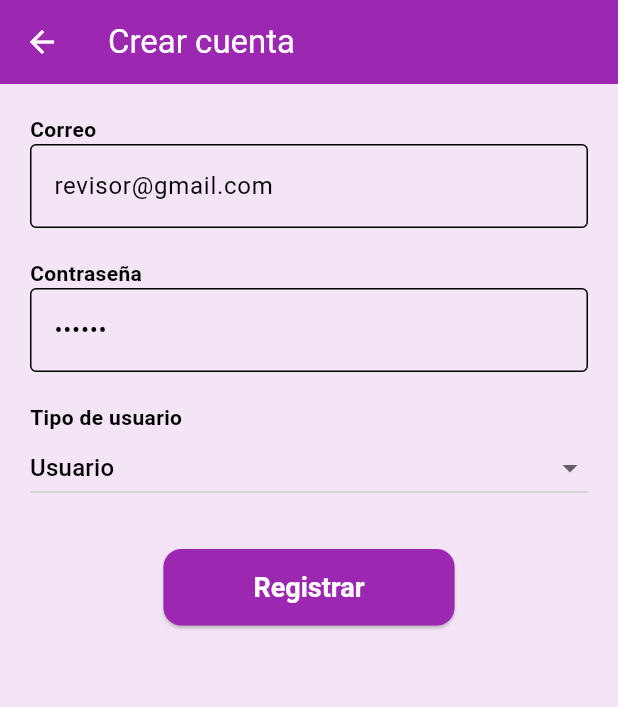
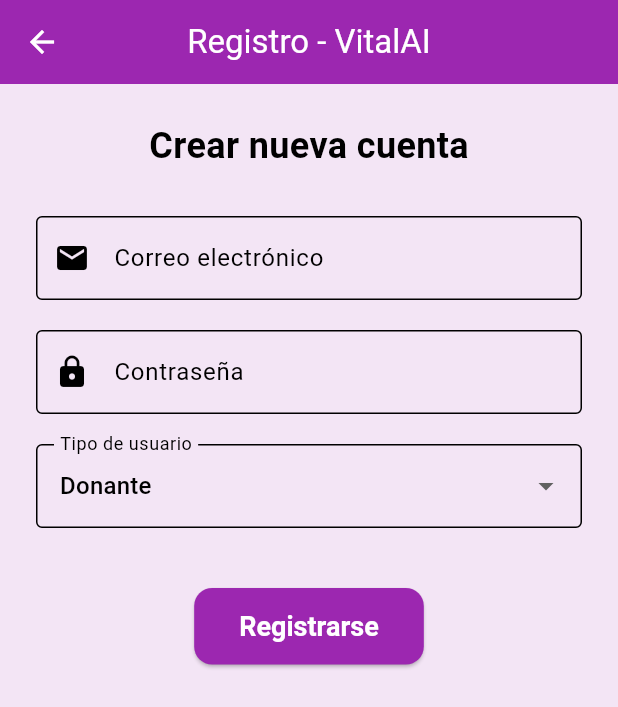
Before and after one commit to YairZZZ2/VitalAI, a Flutter app: the RegisterScreen screen opened by its route, on a phone screen of 412 x 824 dp. Shown: the top 707 px of the screen. Run offline on Flutter 3.47's test engine with Material 3 defaults, Android fonts, the phone set to English and light mode, and no system bars; our stand-ins replace cloud_firestore, firebase_auth, firebase_core, flutter_blue_plus; accounts and stored records are empty.

```diff
--- a/lib/screens/home_screen.dart
+++ b/lib/screens/home_screen.dart
@@ -4,7 +4,7 @@ class HomeScreen extends StatelessWidget {
   const HomeScreen({super.key});
 
   // 🔒 Contraseña exclusiva para encargados del monitor
-  final String _claveMonitor = "claveSegura123";
+  static const String _claveMonitor = "VitalAI2025";
 
   // 🔹 Función para pedir la clave antes de entrar al monitor
   Future<void> _pedirClaveYEntrar(BuildContext context) async {
--- a/lib/screens/register_screen.dart
+++ b/lib/screens/register_screen.dart
@@ -1,118 +1,160 @@
 import 'package:flutter/material.dart';
 import 'package:firebase_auth/firebase_auth.dart';
+import 'package:cloud_firestore/cloud_firestore.dart';
 
 class RegisterScreen extends StatefulWidget {
-  const RegisterScreen({Key? key}) : super(key: key);
+  const RegisterScreen({super.key});
 
   @override
   State<RegisterScreen> createState() => _RegisterScreenState();
 }
 
 class _RegisterScreenState extends State<RegisterScreen> {
-  final TextEditingController emailController = TextEditingController();
-  final TextEditingController passwordController = TextEditingController();
-  String selectedRole = "Usuario";
+  final TextEditingController _emailController = TextEditingController();
+  final TextEditingController _passwordController = TextEditingController();
 
-  Future<void> registerUser() async {
+  String _tipoUsuario = 'donante';
+  bool _loading = false;
+  String _error = '';
+
+  Future<void> _register() async {
+    if (_emailController.text.trim().isEmpty ||
+        _passwordController.text.trim().isEmpty) {
+      setState(() => _error = "Completa todos los campos.");
+      return;
+    }
+
+    setState(() {
+      _loading = true;
+      _error = '';
+    });
+
     try {
-      // 🔧 Desactiva reCAPTCHA en modo desarrollo (evita el CONFIGURATION_NOT_FOUND)
-      await FirebaseAuth.instance
-          .setSettings(appVerificationDisabledForTesting: true);
-
-      await FirebaseAuth.instance.createUserWithEmailAndPassword(
-        email: emailController.text.trim(),
-        password: passwordController.text.trim(),
+      // 🔹 Crear usuario en Firebase Auth
+      final credential = await FirebaseAuth.instance
+          .createUserWithEmailAndPassword(
+        email: _emailController.text.trim(),
+        password: _passwordController.text.trim(),
       );
 
-      ScaffoldMessenger.of(context).showSnackBar(
-        const SnackBar(
-          content: Text('Usuario registrado correctamente'),
-          backgroundColor: Colors.green,
-        ),
-      );
+      // 🔹 Crear documento en Firestore con el tipo de usuario
+      await FirebaseFirestore.instance
+          .collection('usuarios')
+          .doc(credential.user!.uid)
+          .set({
+        'email': _emailController.text.trim(),
+        'tipo': _tipoUsuario,
+      });
+
+      // 🔹 Redirigir al login
+      if (mounted) {
+        Navigator.pushReplacementNamed(context, '/login');
+      }
     } on FirebaseAuthException catch (e) {
-      ScaffoldMessenger.of(context).showSnackBar(
-        SnackBar(
-          content: Text('${e.message}'),
-          backgroundColor: Colors.redAccent,
-        ),
-      );
-    } catch (e) {
-      ScaffoldMessenger.of(context).showSnackBar(
-        const SnackBar(
-          content: Text('Ocurrió un error al registrar el usuario'),
-          backgroundColor: Colors.redAccent,
-        ),
-      );
+      setState(() {
+        _error = e.message ?? 'Error desconocido.';
+      });
+    } finally {
+      setState(() => _loading = false);
     }
   }
 
   @override
   Widget build(BuildContext context) {
     return Scaffold(
-      backgroundColor: const Color(0xFFF3E5F5),
       appBar: AppBar(
-        title: const Text("Crear cuenta"),
-        backgroundColor: const Color(0xFF9C27B0),
+        title: const Text('Registro - VitalAI'),
+        centerTitle: true,
       ),
       body: Padding(
-        padding: const EdgeInsets.all(20),
+        padding: const EdgeInsets.all(24.0),
+        child: SingleChildScrollView(
           child: Column(
-          crossAxisAlignment: CrossAxisAlignment.start,
             children: [
-            const Text("Correo", style: TextStyle(fontWeight: FontWeight.bold)),
+              const Text(
+                'Crear nueva cuenta',
+                style: TextStyle(fontSize: 24, fontWeight: FontWeight.bold),
+              ),
+              const SizedBox(height: 30),
+
               TextField(
-              controller: emailController,
+                controller: _emailController,
                 decoration: const InputDecoration(
+                  labelText: 'Correo electrónico',
                   border: OutlineInputBorder(),
-                hintText: "revisor@gmail.com",
+                  prefixIcon: Icon(Icons.email),
                 ),
               ),
               const SizedBox(height: 20),
-            const Text("Contraseña",
-                style: TextStyle(fontWeight: FontWeight.bold)),
+
               TextField(
-              controller: passwordController,
+                controller: _passwordController,
                 obscureText: true,
                 decoration: const InputDecoration(
+                  labelText: 'Contraseña',
                   border: OutlineInputBorder(),
-                hintText: "••••••",
+                  prefixIcon: Icon(Icons.lock),
                 ),
               ),
               const SizedBox(height: 20),
-            const Text("Tipo de usuario",
-                style: TextStyle(fontWeight: FontWeight.bold)),
-            DropdownButton<String>(
-              isExpanded: true,
-              value: selectedRole,
+
+              // 🔹 Selección del tipo de usuario
+              DropdownButtonFormField<String>(
+                value: _tipoUsuario,
+                decoration: const InputDecoration(
+                  labelText: 'Tipo de usuario',
+                  border: OutlineInputBorder(),
+                ),
                 items: const [
-                DropdownMenuItem(value: "Usuario", child: Text("Usuario")),
-                DropdownMenuItem(value: "Revisor", child: Text("Revisor")),
+                  DropdownMenuItem(
+                    value: 'donante',
+                    child: Text('Donante'),
+                  ),
+                  DropdownMenuItem(
+                    value: 'revisor',
+                    child: Text('Revisor'),
+                  ),
                 ],
                 onChanged: (value) {
                   setState(() {
-                  selectedRole = value!;
+                    _tipoUsuario = value!;
                   });
                 },
               ),
-            const SizedBox(height: 30),
-            Center(
-              child: ElevatedButton(
-                onPressed: registerUser,
+              const SizedBox(height: 20),
+
+              if (_error.isNotEmpty)
+                Text(
+                  _error,
+                  style: const TextStyle(color: Colors.red),
+                ),
+
+              const SizedBox(height: 20),
+
+              _loading
+                  ? const CircularProgressIndicator()
+                  : ElevatedButton(
+                      onPressed: _register,
                       style: ElevatedButton.styleFrom(
                         backgroundColor: const Color(0xFF9C27B0),
-                  padding:
-                      const EdgeInsets.symmetric(horizontal: 60, vertical: 15),
+                        padding: const EdgeInsets.symmetric(
+                            vertical: 15, horizontal: 30),
+                        shape: RoundedRectangleBorder(
+                          borderRadius: BorderRadius.circular(12),
+                        ),
                       ),
                       child: const Text(
-                  "Registrar",
-                  style: TextStyle(fontSize: 18, color: Colors.white),
-                ),
+                        'Registrarse',
+                        style: TextStyle(
+                            color: Colors.white,
+                            fontSize: 18,
+                            fontWeight: FontWeight.bold),
                       ),
                     ),
             ],
           ),
         ),
+      ),
     );
   }
 }
```
Also changed, not shown: lib/screens/login_screen.dart (+81 -62 lines). Lines whose indentation alone changed are shown as unchanged.
